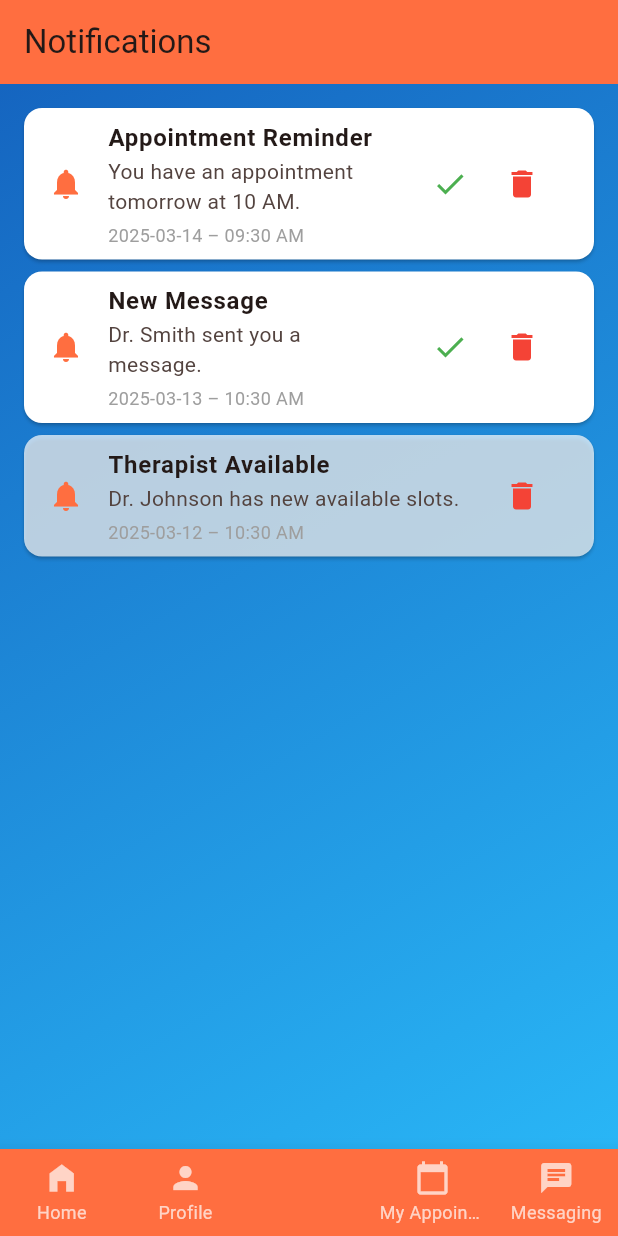
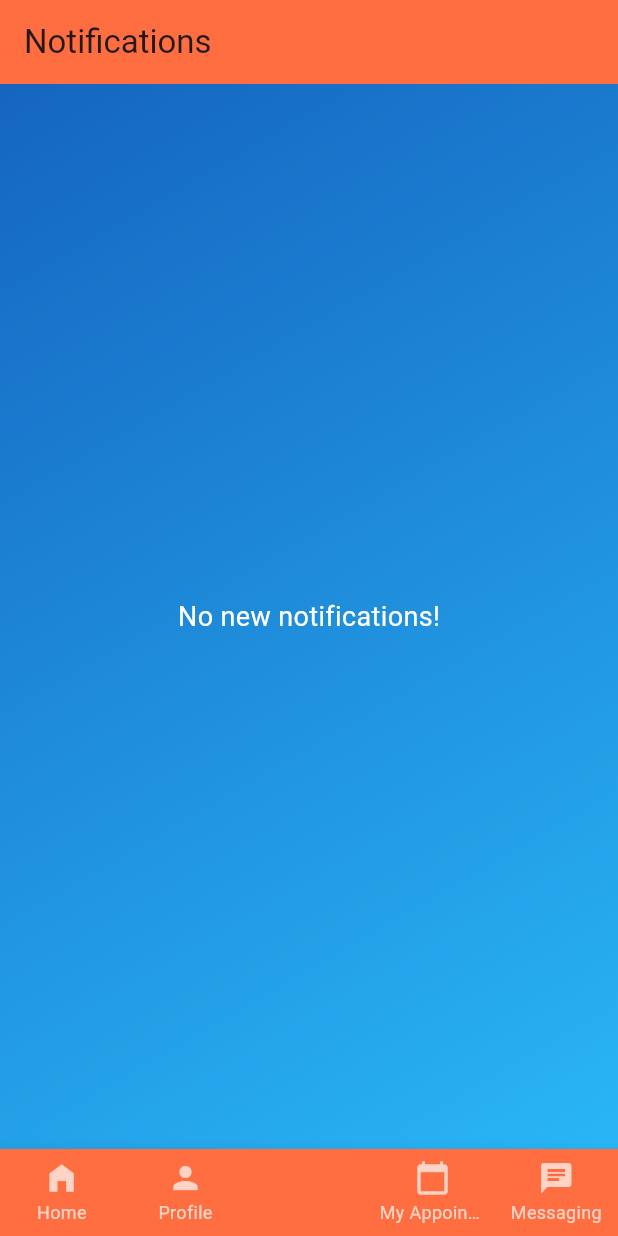
Before and after one commit to shihra123/mindmend, a Flutter app: the UserHomePage screen opened directly, item 3 of the bottom bar chosen, on a phone screen of 412 x 824 dp. Run offline on Flutter 3.47's test engine with Material 3 defaults, Android fonts, the phone set to English and light mode, and no system bars; our stand-ins replace cloud_firestore, firebase_auth, firebase_core, image_picker, lottie; missing offline and left inert: cloudinary; accounts and stored records are empty; network calls fail.

Commit message:
mmodtrackingscreen done

```diff
--- a/lib/user/user_home.dart
+++ b/lib/user/user_home.dart
@@ -19,7 +19,7 @@ class _UserHomePageState extends State<UserHomePage> {
   final List<Widget> _pages = [
     HomePageScreen(), // Home Page
     UserProfileScreen(), // User Profile
-    NotificationsScreen(), // Notifications
+    NotificationsScreen(userId: '',), // Notifications
     UserAppointmentsScreen(), // My Appointments
     UserMessagingScreen(), // Messaging
   ];
--- a/lib/user/user_notification screen.dart
+++ b/lib/user/user_notification screen.dart
@@ -1,43 +1,40 @@
 import 'package:flutter/material.dart';
+import 'package:cloud_firestore/cloud_firestore.dart';
 import 'package:intl/intl.dart';
 
 class NotificationsScreen extends StatefulWidget {
+  final String userId;  // Assuming you pass the logged-in userId to this screen
+
+  NotificationsScreen({required this.userId});
+
   @override
   _NotificationsScreenState createState() => _NotificationsScreenState();
 }
 
 class _NotificationsScreenState extends State<NotificationsScreen> {
-  List<Map<String, dynamic>> _notifications = [
-    {
-      "title": "Appointment Reminder",
-      "message": "You have an appointment tomorrow at 10 AM.",
-      "time": DateTime.now().subtract(Duration(hours: 1)),
-      "isRead": false
-    },
-    {
-      "title": "New Message",
-      "message": "Dr. Smith sent you a message.",
-      "time": DateTime.now().subtract(Duration(days: 1)),
-      "isRead": false
-    },
-    {
-      "title": "Therapist Available",
-      "message": "Dr. Johnson has new available slots.",
-      "time": DateTime.now().subtract(Duration(days: 2)),
-      "isRead": true
-    },
-  ];
 
-  void _markAsRead(int index) {
-    setState(() {
-      _notifications[index]["isRead"] = true;
+  // Firestore reference for notifications
+  final FirebaseFirestore _firestore = FirebaseFirestore.instance;
+
+  // Stream to listen for real-time updates of the notifications collection
+  Stream<QuerySnapshot> _notificationsStream() {
+    return _firestore
+        .collection('notifications')
+        .where('userId', isEqualTo: widget.userId)  // Filter by current logged-in user
+        .orderBy('time', descending: true)  // Sort by most recent notifications
+        .snapshots();
+  }
+
+  // Mark the notification as read in Firestore
+  Future<void> _markAsRead(String notificationId) async {
+    await _firestore.collection('notifications').doc(notificationId).update({
+      'isRead': true,
     });
   }
 
-  void _deleteNotification(int index) {
-    setState(() {
-      _notifications.removeAt(index);
-    });
+  // Delete the notification from Firestore
+  Future<void> _deleteNotification(String notificationId) async {
+    await _firestore.collection('notifications').doc(notificationId).delete();
   }
 
   @override
@@ -55,36 +52,51 @@ class _NotificationsScreenState extends State<NotificationsScreen> {
             end: Alignment.bottomRight,
           ),
         ),
-        child: _notifications.isEmpty
-            ? Center(
+        child: StreamBuilder<QuerySnapshot>(
+          stream: _notificationsStream(),
+          builder: (context, snapshot) {
+            if (!snapshot.hasData) {
+              return Center(child: CircularProgressIndicator());
+            }
+
+            final notifications = snapshot.data!.docs;
+
+            if (notifications.isEmpty) {
+              return Center(
                 child: Text(
                   "No new notifications!",
                   style: TextStyle(fontSize: 18, color: Colors.white),
                 ),
-              )
-            : ListView.builder(
+              );
+            }
+
+            return ListView.builder(
               padding: EdgeInsets.all(12),
-                itemCount: _notifications.length,
+              itemCount: notifications.length,
               itemBuilder: (context, index) {
-                  final notification = _notifications[index];
+                final notification = notifications[index];
+                final isRead = notification['isRead'] ?? false;
+                final notificationId = notification.id;
+                final title = notification['title'];
+                final message = notification['message'];
+                final time = (notification['time'] as Timestamp).toDate();
+
                 return Card(
-                    color:
-                        notification["isRead"] ? Colors.white70 : Colors.white,
+                  color: isRead ? Colors.white70 : Colors.white,
                   shape: RoundedRectangleBorder(
                       borderRadius: BorderRadius.circular(12)),
                   child: ListTile(
                     leading: Icon(Icons.notifications,
                         color: Colors.deepOrangeAccent),
-                      title: Text(notification["title"],
+                    title: Text(title,
                         style: TextStyle(fontWeight: FontWeight.bold)),
                     subtitle: Column(
                       crossAxisAlignment: CrossAxisAlignment.start,
                       children: [
-                          Text(notification["message"]),
+                        Text(message),
                         SizedBox(height: 4),
                         Text(
-                            DateFormat('yyyy-MM-dd – hh:mm a')
-                                .format(notification["time"]),
+                          DateFormat('yyyy-MM-dd – hh:mm a').format(time),
                           style: TextStyle(fontSize: 12, color: Colors.grey),
                         ),
                       ],
@@ -92,18 +104,20 @@ class _NotificationsScreenState extends State<NotificationsScreen> {
                     trailing: Row(
                       mainAxisSize: MainAxisSize.min,
                       children: [
-                          if (!notification["isRead"])
+                        if (!isRead)
                           IconButton(
                             icon: Icon(Icons.done, color: Colors.green),
-                              onPressed: () => _markAsRead(index),
+                            onPressed: () => _markAsRead(notificationId),
                           ),
                         IconButton(
                           icon: Icon(Icons.delete, color: Colors.red),
-                            onPressed: () => _deleteNotification(index),
+                          onPressed: () => _deleteNotification(notificationId),
                         ),
                       ],
                     ),
                   ),
+                );
+              },
             );
           },
         ),
```
Also changed, not shown: lib/user/homescreen.dart (+16 -1 lines), lib/user/moodtracking.dart (added, +60 -0 lines). Lines whose indentation alone changed are shown as unchanged.
